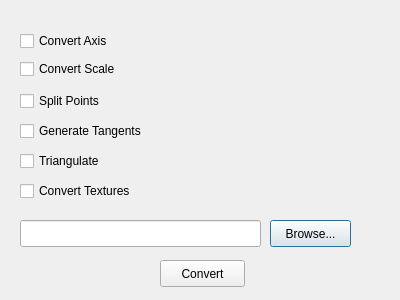
This is dialogs/mesh_import_dialog/meshimport.ui in aaether14/aaengine as Qt 5 draws it before an edit. The edited form follows.
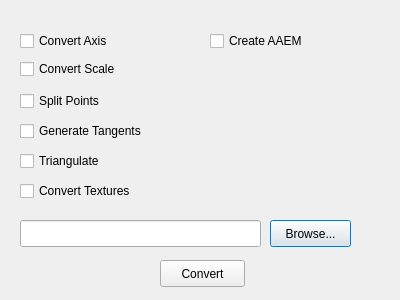
This is the edited form.

```diff
--- a/dialogs/mesh_import_dialog/meshimport.ui
+++ b/dialogs/mesh_import_dialog/meshimport.ui
@@ -127,6 +127,19 @@
     <string>Convert Textures</string>
    </property>
   </widget>
+  <widget class="QCheckBox" name="checkBox_create_aaem">
+   <property name="geometry">
+    <rect>
+     <x>210</x>
+     <y>30</y>
+     <width>111</width>
+     <height>22</height>
+    </rect>
+   </property>
+   <property name="text">
+    <string>Create AAEM</string>
+   </property>
+  </widget>
  </widget>
  <tabstops>
   <tabstop>lineEdit</tabstop>
```
